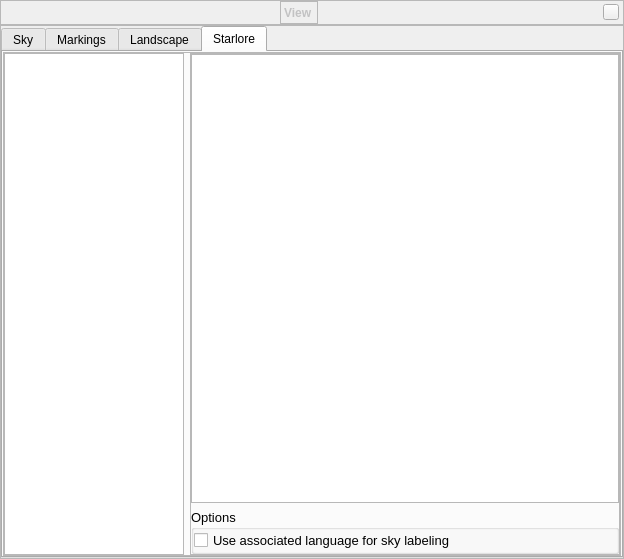
First picture: the form in src/gui/viewDialog.ui, repository 519984307/stellarium_src, before the edit.
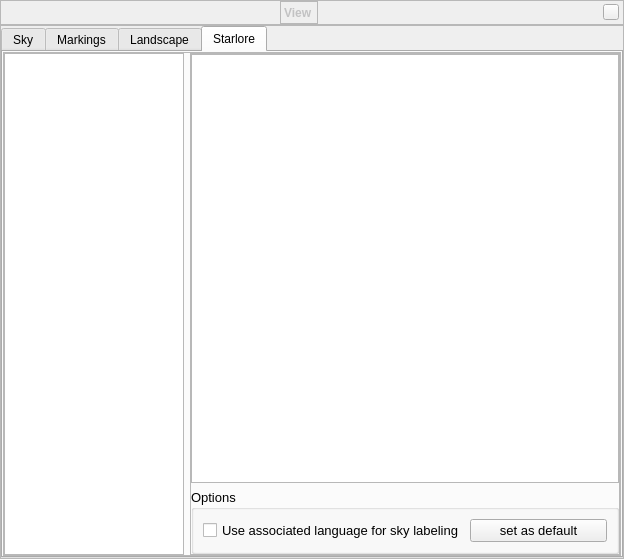
Second picture: the form after the edit. The open tabs and pages were chosen to show the change. Icons and pictures are not drawn. Custom widgets are drawn as their Qt base class.

Commit message: more setting persistence (landscape / sky culture)

Patch:
```diff
--- a/src/gui/viewDialog.ui
+++ b/src/gui/viewDialog.ui
@@ -1424,10 +1424,7 @@
                   <property name="title" >
                    <string>Options</string>
                   </property>
-                  <layout class="QVBoxLayout" name="verticalLayout_3" >
-                   <property name="margin" >
-                    <number>0</number>
-                   </property>
+                  <layout class="QHBoxLayout" name="horizontalLayout_10" >
                    <item>
                     <widget class="QCheckBox" name="starloreLanguageCheckBox" >
                      <property name="text" >
@@ -1435,6 +1432,13 @@
                      </property>
                     </widget>
                    </item>
+                   <item>
+                    <widget class="QPushButton" name="setDefaultCultureButton" >
+                     <property name="text" >
+                      <string>set as default</string>
+                     </property>
+                    </widget>
+                   </item>
                   </layout>
                  </widget>
                 </item>
```
Left out of the diff: 9 changed lines with no effect on the pictures. The commit also changes 2 other files.
